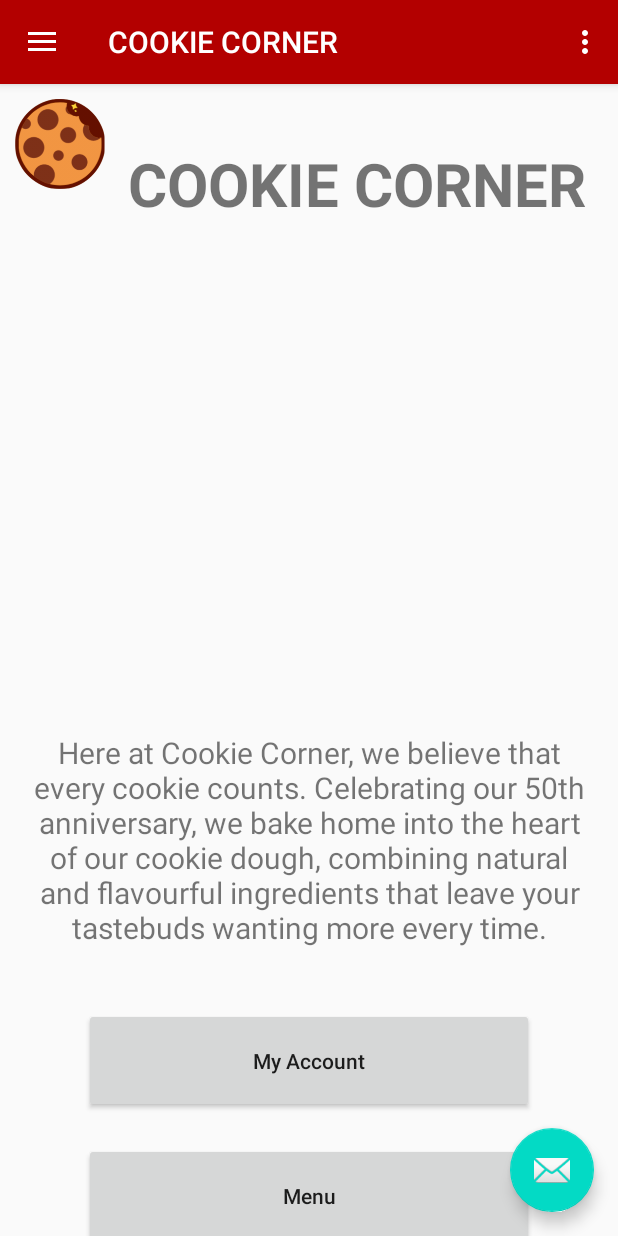
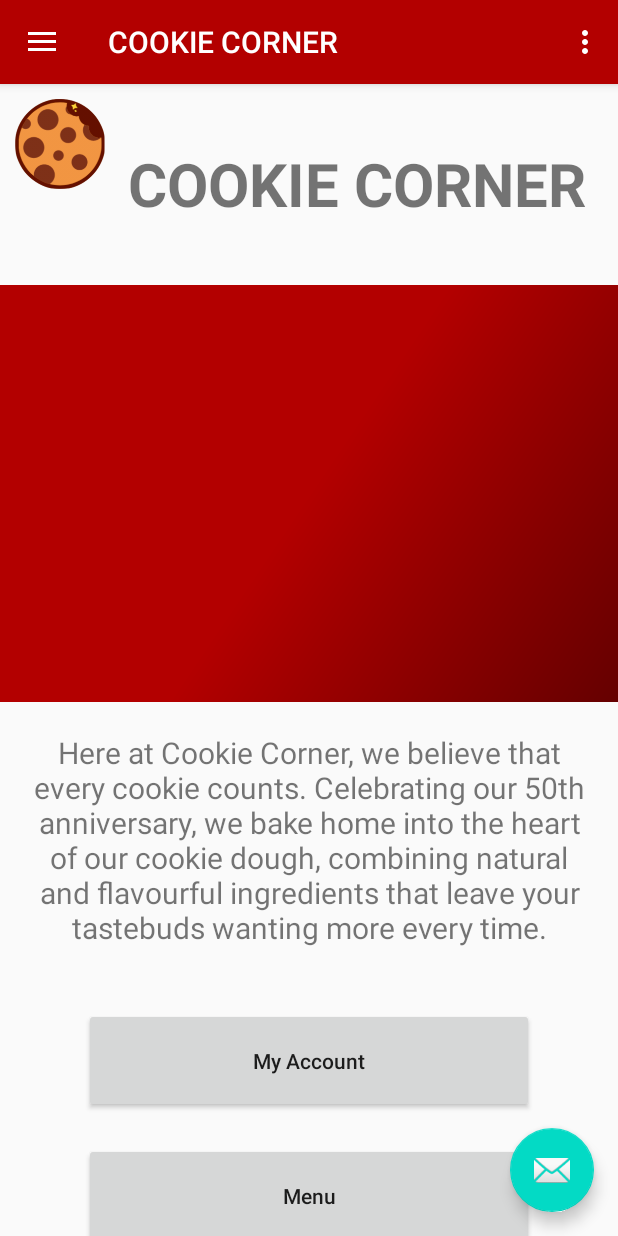
Before and after one commit to farzana-moury/CookieCorner, an Android app: the screen it shows after launch (MainActivity), on a phone screen of 412 x 824 dp. Run offline under Robolectric (Android 15) with nearby library versions, the light colour scheme and no system bars; our stand-ins replace navigation-ui.

Commit message:
#7 Modified Fragment Layout for the home screen   * before the image wasn't showing when I ran the program   * turns out it was because it wasn't srcCompat   * now default picture shows   * will apply design changes to all fragments after their layouts are     complete

```diff
--- a/app/src/main/res/layout/fragment_bakery.xml
+++ b/app/src/main/res/layout/fragment_bakery.xml
@@ -1,6 +1,7 @@
 <?xml version="1.0" encoding="utf-8"?>
-<FrameLayout xmlns:android="http://schemas.android.com/apk/res/android"
+<LinearLayout xmlns:android="http://schemas.android.com/apk/res/android"
     xmlns:tools="http://schemas.android.com/tools"
     android:layout_width="match_parent"
     android:layout_height="match_parent"
-    tools:context=".BakeryFragment"/>
+    tools:context=".BakeryFragment">
+</LinearLayout>
--- a/app/src/main/res/layout/fragment_home.xml
+++ b/app/src/main/res/layout/fragment_home.xml
@@ -43,7 +43,7 @@
             android:id="@+id/homeImage"
             android:layout_width="match_parent"
             android:layout_height="278dp"
-            tools:src="@tools:sample/backgrounds/scenic" />
+            app:srcCompat="@drawable/side_nav_bar" />
 
         <TextView
             android:id="@+id/titleDescription"
```
